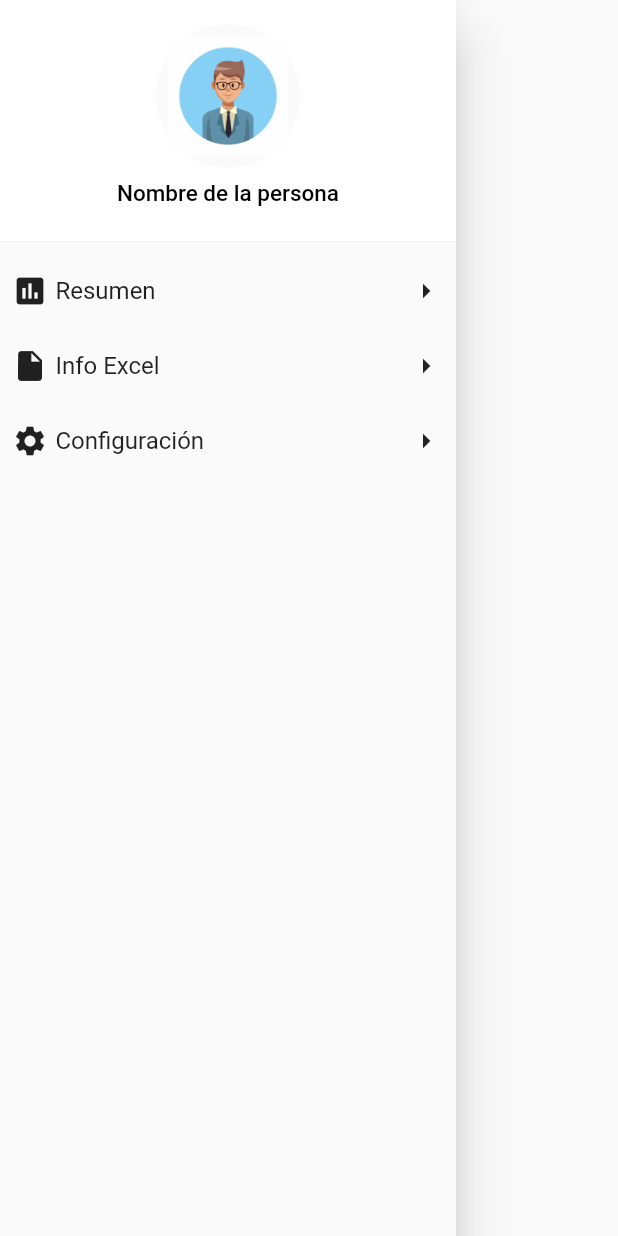
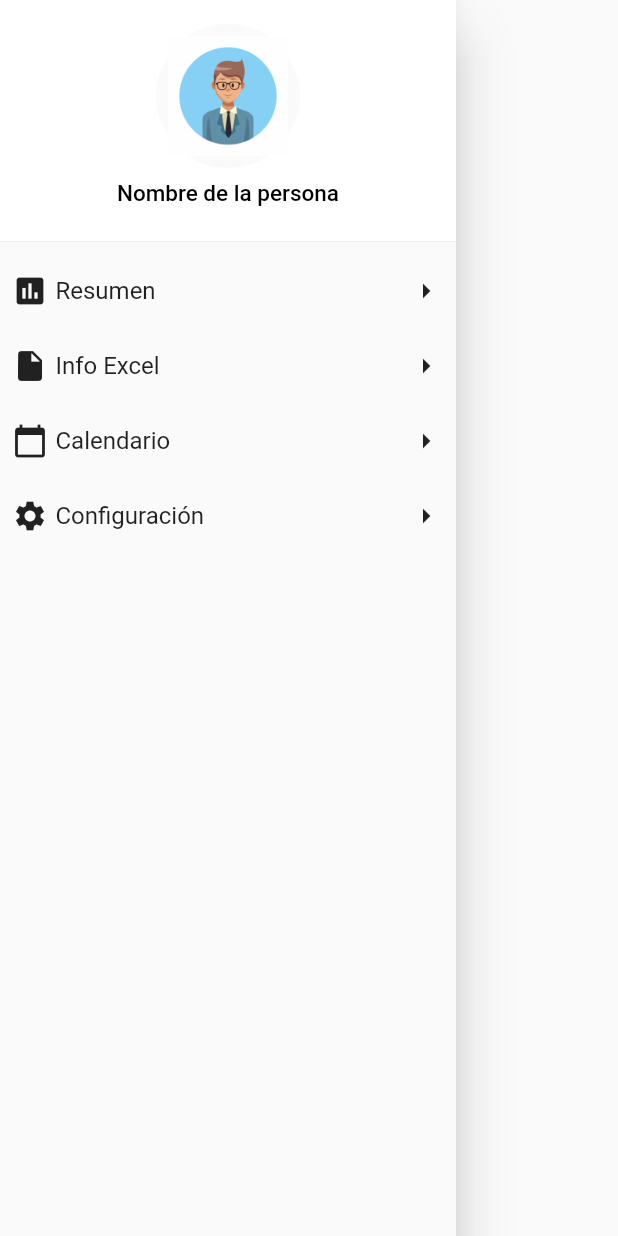
Before and after one commit to OPOII/PrototipoPDG2, a Flutter app: what menuDeslizante() shows on an empty page, opened directly, on a phone screen of 412 x 824 dp. Run offline on Flutter 3.47's test engine with Material 2 defaults, Android fonts, the phone set to English and light mode, and no system bars; our stand-ins replace flutter_icons, flutter_map, latlong, percent_indicator.

Commit message:
Update dependencies of the calendar and the view of calendar in lobby

```diff
--- a/respaldo/lib/src/pages/lobby.dart
+++ b/respaldo/lib/src/pages/lobby.dart
@@ -4,6 +4,7 @@ import 'package:respaldo/src/pages/Ingenio.dart';
 import 'package:respaldo/src/pages/tablaDatos/tablaDatos.dart';
 import 'package:respaldo/src/pages/tarea/tareaView.dart';
 
+import 'Calendarrio/CalendarioView.dart';
 import 'hacienda/hacienda.dart';
 import 'hacienda/haciendaView.dart';
 
@@ -81,6 +82,14 @@ Drawer menuDeslizante(context) {
                 context,
                 MaterialPageRoute(
                     builder: (context) => TareaView(title: 'Prueba')))
+          },
+        ),
+        CustomListTile(
+          Icons.calendar_today,
+          'Calendario',
+          () => {
+            Navigator.push(context,
+                MaterialPageRoute(builder: (context) => CalendarioView()))
           },
         ),
         CustomListTile(Icons.settings, 'Configuración', () => {}),
--- a/respaldo/pubspec.yaml
+++ b/respaldo/pubspec.yaml
@@ -31,6 +31,8 @@ dependencies:
   # The following adds the Cupertino Icons font to your application.
   # Use with the CupertinoIcons class for iOS style icons.
   cupertino_icons: ^0.1.3
+  table_calendar: ^2.2.1
+  shared_preferences: ^0.5.4+5
   provider: ^2.0.1
   flutter_icons: ^1.1.0
   faker: any
```
